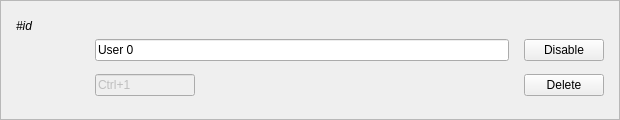
Qt form zapzap/view/card_user.ui (rafatosta/zapzap) before a commit.
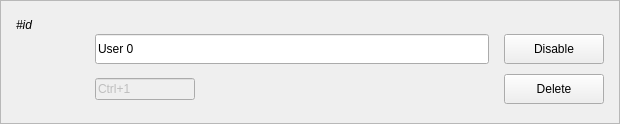
The same form after that commit.

Commit message: Theme CardUser

```diff
--- a/zapzap/view/card_user.ui
+++ b/zapzap/view/card_user.ui
@@ -7,7 +7,7 @@
     <x>0</x>
     <y>0</y>
     <width>620</width>
-    <height>120</height>
+    <height>124</height>
    </rect>
   </property>
   <property name="windowTitle">
@@ -121,6 +121,24 @@
         </property>
         <item row="0" column="0">
          <widget class="QPushButton" name="btnDisable">
+          <property name="sizePolicy">
+           <sizepolicy hsizetype="Preferred" vsizetype="Fixed">
+            <horstretch>0</horstretch>
+            <verstretch>0</verstretch>
+           </sizepolicy>
+          </property>
+          <property name="minimumSize">
+           <size>
+            <width>100</width>
+            <height>30</height>
+           </size>
+          </property>
+          <property name="maximumSize">
+           <size>
+            <width>100</width>
+            <height>30</height>
+           </size>
+          </property>
           <property name="text">
            <string>Disable</string>
           </property>
@@ -128,6 +146,24 @@
         </item>
         <item row="1" column="0">
          <widget class="QPushButton" name="btnDelete">
+          <property name="sizePolicy">
+           <sizepolicy hsizetype="Preferred" vsizetype="Fixed">
+            <horstretch>0</horstretch>
+            <verstretch>0</verstretch>
+           </sizepolicy>
+          </property>
+          <property name="minimumSize">
+           <size>
+            <width>100</width>
+            <height>30</height>
+           </size>
+          </property>
+          <property name="maximumSize">
+           <size>
+            <width>100</width>
+            <height>30</height>
+           </size>
+          </property>
           <property name="text">
            <string>Delete</string>
           </property>
@@ -154,13 +190,13 @@
           <property name="minimumSize">
            <size>
             <width>100</width>
-            <height>0</height>
+            <height>30</height>
            </size>
           </property>
           <property name="maximumSize">
            <size>
             <width>100</width>
-            <height>16777215</height>
+            <height>30</height>
            </size>
           </property>
           <property name="keySequence">
@@ -173,7 +209,13 @@
           <property name="minimumSize">
            <size>
             <width>0</width>
-            <height>0</height>
+            <height>30</height>
+           </size>
+          </property>
+          <property name="maximumSize">
+           <size>
+            <width>16777215</width>
+            <height>30</height>
            </size>
           </property>
           <property name="text">
```
The commit also changes 2 other files.
